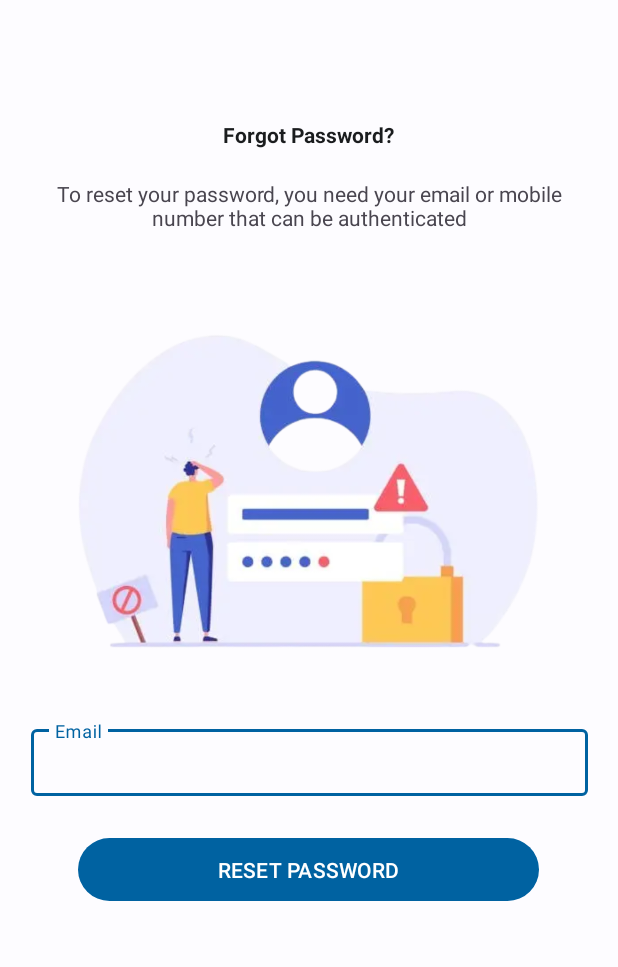
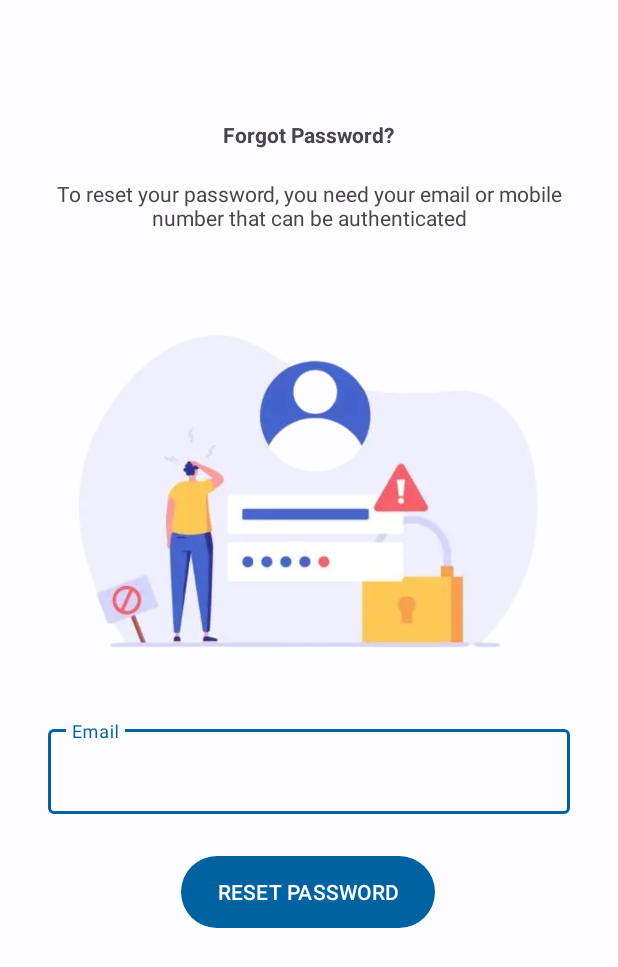
Before and after one commit to YIPZIYAN/LaunchPad, an Android app: the fragment ForgotPasswordFragment shown on its own in the app's theme, on a phone screen of 412 x 824 dp. Shown: the top 967 px of the screen. Run offline under Robolectric (Android 15) with nearby library versions, the phone set to English and light mode, and no system bars.

Commit message:
Icon theme

```diff
--- a/app/src/main/res/layout/fragment_applicant_details.xml
+++ b/app/src/main/res/layout/fragment_applicant_details.xml
@@ -20,7 +20,9 @@
             android:layout_height="wrap_content"
             android:minHeight="?attr/actionBarSize"
             app:title="@string/review_applicants"
-            app:navigationIcon="@drawable/baseline_close_24" />
+            app:navigationIcon="@drawable/baseline_close_24"
+            app:navigationIconTint="?attr/colorControlNormal"
+            />
 
     </com.google.android.material.appbar.AppBarLayout>
 
--- a/app/src/main/res/layout/fragment_apply_job.xml
+++ b/app/src/main/res/layout/fragment_apply_job.xml
@@ -20,7 +20,9 @@
             android:layout_height="wrap_content"
             android:minHeight="?attr/actionBarSize"
             app:title="Apply To Google Inc"
-            app:navigationIcon="@drawable/baseline_close_24" />
+            app:navigationIcon="@drawable/baseline_close_24"
+            app:navigationIconTint="?attr/colorControlNormal"
+            />
 
     </com.google.android.material.appbar.AppBarLayout>
 
--- a/app/src/main/res/layout/fragment_chat_text.xml
+++ b/app/src/main/res/layout/fragment_chat_text.xml
@@ -21,6 +21,7 @@
                 android:layout_height="wrap_content"
                 android:minHeight="?attr/actionBarSize"
                 app:navigationIcon="@drawable/round_arrow_back_24"
+                app:navigationIconTint="?attr/colorControlNormal"
                 app:subtitle="Online"
                 app:title="GOH CHUN YEN" />
 
--- a/app/src/main/res/layout/fragment_forgot_password.xml
+++ b/app/src/main/res/layout/fragment_forgot_password.xml
@@ -12,9 +12,7 @@
         android:layout_width="wrap_content"
         android:layout_height="wrap_content"
         android:layout_marginTop="80dp"
-        android:fontFamily="sans-serif"
         android:text="Forgot Password?"
-        android:textColor="@color/md_theme_dark_inverseOnSurface"
         android:textStyle="bold"
         app:layout_constraintEnd_toEndOf="parent"
         app:layout_constraintStart_toStartOf="parent"
@@ -36,9 +34,11 @@
 
     <com.google.android.material.textfield.TextInputLayout
         android:id="@+id/textField"
-        android:layout_width="371dp"
-        android:layout_height="50dp"
+        android:layout_width="0dp"
+        android:layout_height="wrap_content"
+        android:layout_marginStart="32dp"
         android:layout_marginTop="12dp"
+        android:layout_marginEnd="32dp"
         android:hint="@string/email"
         app:layout_constraintEnd_toEndOf="parent"
         app:layout_constraintStart_toStartOf="parent"
@@ -52,8 +52,8 @@
 
     <Button
         android:id="@+id/resetBtn"
-        android:layout_width="307dp"
-        android:layout_height="50dp"
+        android:layout_width="wrap_content"
+        android:layout_height="56dp"
         android:layout_marginTop="24dp"
         android:text="RESET PASSWORD"
         app:layout_constraintEnd_toEndOf="parent"
--- a/app/src/main/res/layout/fragment_job_details.xml
+++ b/app/src/main/res/layout/fragment_job_details.xml
@@ -22,6 +22,7 @@
                 android:minHeight="?attr/actionBarSize"
                 app:title="@string/job_details"
                 app:menu="@menu/job_details_menu"
+                app:navigationIconTint="?attr/colorControlNormal"
                 app:navigationIcon="@drawable/round_arrow_back_24" />
 
             <com.google.android.material.divider.MaterialDivider
--- a/app/src/main/res/layout/fragment_post_job.xml
+++ b/app/src/main/res/layout/fragment_post_job.xml
@@ -27,6 +27,7 @@
                 android:layout_height="wrap_content"
                 android:minHeight="?attr/actionBarSize"
                 app:navigationIcon="@drawable/baseline_close_24"
+                app:navigationIconTint="?attr/colorControlNormal"
                 app:title="@string/post_job" />
 
             <com.google.android.material.divider.MaterialDivider
--- a/app/src/main/res/layout/fragment_view_applicant.xml
+++ b/app/src/main/res/layout/fragment_view_applicant.xml
@@ -21,6 +21,7 @@
                 android:layout_height="wrap_content"
                 android:minHeight="?attr/actionBarSize"
                 app:navigationIcon="@drawable/round_arrow_back_24"
+                app:navigationIconTint="?attr/colorControlNormal"
                 app:title="@string/applicants" />
 
         </com.google.android.material.appbar.AppBarLayout>
--- a/app/src/main/res/menu/chat_menu.xml
+++ b/app/src/main/res/menu/chat_menu.xml
@@ -7,5 +7,6 @@
         android:icon="@drawable/baseline_archive_white_24"
         android:title="@string/archive"
         app:showAsAction="ifRoom"
+
         />
 </menu>
```
